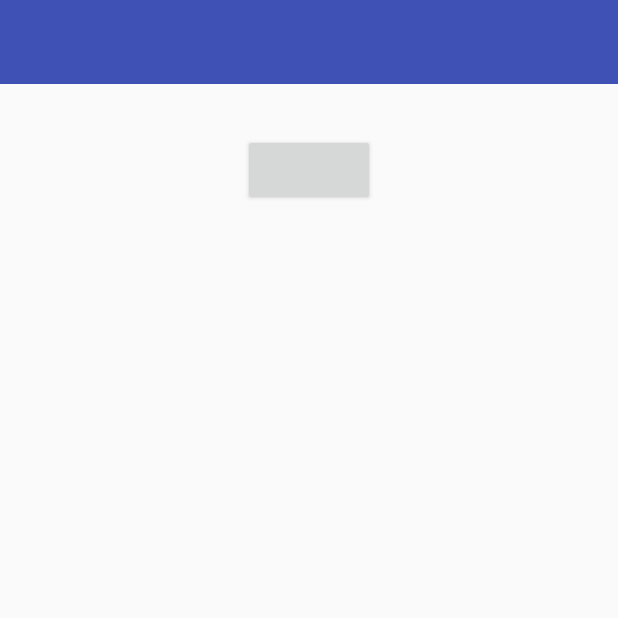
After one commit to macsimbodnar/harduino-material, an Android app: the DeviceActivity screen opened directly, with no data from a screen before it, on a phone screen of 412 x 824 dp, the top half of it. The commit adds this screen. Run offline under Robolectric (Android 15) with nearby library versions, the phone set to English and light mode, and no system bars; network calls fail; 7 statements that could not run were skipped.

Commit message:
Creata la toolbar come modulo apparte

```diff
--- /dev/null
+++ b/app/src/main/java/com/mazerfaker/harduino/DeviceActivity.java
@@ -0,0 +1,155 @@
+package com.mazerfaker.harduino;
+
+import android.bluetooth.BluetoothAdapter;
+import android.bluetooth.BluetoothDevice;
+import android.bluetooth.BluetoothSocket;
+import android.content.Intent;
+import android.os.Bundle;
+import android.os.Handler;
+import android.os.Message;
+import android.support.v4.app.FragmentManager;
+import android.support.v4.app.FragmentPagerAdapter;
+import android.support.v4.view.ViewPager;
+import android.support.v7.app.ActionBar;
+import android.support.v7.app.ActionBarActivity;
+import android.support.v7.app.AppCompatActivity;
+import android.support.v7.widget.Toolbar;
+import android.util.Log;
+import android.view.View;
+import android.widget.Button;
+import android.widget.Toast;
+
+import com.mazerfaker.harduino.Constants;
+import com.mazerfaker.harduino.MainActivity;
+import com.mazerfaker.harduino.R;
+import com.mazerfaker.harduino.bluetooth.ConnectedThread;
+import com.mazerfaker.harduino.fragments.BaseFragment;
+import com.mazerfaker.harduino.fragments.DeviceFragment;
+import com.mazerfaker.harduino.fragments.DeviceListContentFragment;
+import com.mazerfaker.harduino.fragments.PairedDeviceListContentFragment;
+
+import java.io.IOException;
+import java.util.ArrayList;
+import java.util.List;
+import java.util.UUID;
+
+
+public class DeviceActivity extends AppCompatActivity {
+    private static final String TAG = "DeviceActivity";
+
+    private ConnectedThread mConnectedThread;
+    private BluetoothAdapter btAdapter = null;
+    private BluetoothSocket btSocket = null;
+    private boolean flag = false;
+
+
+    // SPP UUID service - this should work for most devices //
+    private static final UUID BTMODULEUUID = UUID.fromString(Constants.DEFAULT_UUID);
+
+
+    private final Handler bluetoothIn = new Handler() {
+        public void handleMessage(Message msg) {
+            if (msg.what == Constants.MESSAGE_HANDLER_STATE) {
+                String readMessage = (String) msg.obj;
+
+                /*****************************
+                 *
+                 *  DO WITH readMessage WHAT YOU WANT
+                 *  for example
+                 *  for example Toast message
+                 *
+                 *****************************/
+                Toast.makeText(getBaseContext(), readMessage, Toast.LENGTH_SHORT).show();
+            }
+        }
+    };
+
+    @Override
+    public void onCreate(Bundle savedInstanceState) {
+        super.onCreate(savedInstanceState);
+
+        setContentView(R.layout.activity_device);
+        Button btnSend = (Button) findViewById(R.id.submit_button);
+        btAdapter = BluetoothAdapter.getDefaultAdapter();
+
+        // Set up onClick listeners //
+        btnSend.setOnClickListener(new View.OnClickListener() {
+            public void onClick(View v) {
+                if(flag) {
+                    mConnectedThread.write("~on");
+                    flag = false;
+                } else {
+                    mConnectedThread.write("~off");
+                    flag = true;
+                }
+            }
+        });
+
+    }
+
+    @Override
+    public void onResume() {
+        super.onResume();
+
+        // Get MAC address from DeviceListActivity via intent //
+        Intent intent = getIntent();
+
+        // Get the MAC address from the DeviceListActivty via EXTRA that we have set on DeviceListActivity //
+        String address = intent.getStringExtra(Constants.EXTRA_DEVICE_ADDRESS);
+
+        // create device and set the MAC address //
+        BluetoothDevice device = btAdapter.getRemoteDevice(address);
+
+        try {
+            btSocket = createBluetoothSocket(device);
+        } catch (IOException e) {
+            Toast.makeText(getBaseContext(), "Socket creation failed", Toast.LENGTH_LONG).show();
+            Log.e(TAG, e.getMessage());
+        }
+
+        // Establish the Bluetooth socket connection //
+        try
+        {
+            btSocket.connect();
+        } catch (IOException e) {
+            Log.e(TAG, e.getMessage());
+            Log.e(TAG, "Try to close connection...");
+            try
+            {
+                btSocket.close();
+            } catch (IOException e2) {
+                Log.e(TAG, "Failed to connect");
+                Log.e(TAG, e.getMessage());
+            }
+        }
+
+        mConnectedThread = new ConnectedThread(btSocket, bluetoothIn);
+        mConnectedThread.start();
+
+        /*********************************************************************************************
+         *
+         * send a character when resuming.beginning transmission to check device is connected
+         * if it is not an exception will be thrown in the write method and finish() will be called
+         *
+         *********************************************************************************************/
+
+        mConnectedThread.write("x");
+    }
+
+    @Override
+    public void onPause()
+    {
+        super.onPause();
+        try
+        {
+            // Don't leave Bluetooth sockets open when leaving activity //
+            btSocket.close();
+        } catch (IOException e2) {
+            Log.e(TAG, e2.getMessage());
+        }
+    }
+
+    private BluetoothSocket createBluetoothSocket(BluetoothDevice device) throws IOException {
+        return  device.createRfcommSocketToServiceRecord(BTMODULEUUID);
+    }
+}
--- a/app/src/main/java/com/mazerfaker/harduino/MainActivity.java
+++ b/app/src/main/java/com/mazerfaker/harduino/MainActivity.java
@@ -11,9 +11,6 @@ import android.support.v7.app.AppCompatActivity;
 import android.os.Bundle;
 import android.support.v7.widget.Toolbar;
 import android.util.Log;
-import android.view.View;
-import android.widget.AdapterView;
-import android.widget.TextView;
 import android.widget.Toast;
 
 import com.mazerfaker.harduino.fragments.BaseFragment;
--- a/app/src/main/java/com/mazerfaker/harduino/bluetooth/BluetoothHandler.java
+++ b/app/src/main/java/com/mazerfaker/harduino/bluetooth/BluetoothHandler.java
@@ -3,4 +3,6 @@ package com.mazerfaker.harduino.bluetooth;
 public class BluetoothHandler {
     private static final String TAG = "BluetoothHandler";
 
+
+
 }
--- /dev/null
+++ b/app/src/main/res/layout/activity_device.xml
@@ -0,0 +1,19 @@
+<?xml version="1.0" encoding="utf-8"?>
+<RelativeLayout
+    xmlns:android="http://schemas.android.com/apk/res/android"
+    android:orientation="vertical" android:layout_width="match_parent"
+    android:layout_height="match_parent">
+
+    <include
+        android:id="@+id/toolbar"
+        layout="@layout/toolbar"/>
+
+    <android.support.v7.widget.AppCompatButton
+        android:id="@+id/submit_button"
+        android:layout_width="wrap_content"
+        android:layout_height="wrap_content"
+        android:layout_marginTop="33dp"
+        android:layout_below="@+id/toolbar"
+        android:layout_centerHorizontal="true" />
+
+</RelativeLayout>
--- /dev/null
+++ b/app/src/main/res/layout/toolbar.xml
@@ -0,0 +1,12 @@
+<?xml version="1.0" encoding="utf-8"?>
+<android.support.v7.widget.Toolbar
+    xmlns:android="http://schemas.android.com/apk/res/android"
+    xmlns:app="http://schemas.android.com/apk/res-auto"
+    android:id="@+id/toolbar"
+    android:layout_width="match_parent"
+    android:layout_height="?attr/actionBarSize"
+    android:background="?attr/colorPrimary"
+    app:layout_scrollFlags="scroll|enterAlways"
+    app:popupTheme="@style/ThemeOverlay.AppCompat.Light" >
+
+</android.support.v7.widget.Toolbar>
```
Also changed, not shown: app/src/main/AndroidManifest.xml (+7 -0 lines), app/src/main/java/com/mazerfaker/harduino/fragments/DeviceFragment.java (added, +16 -0 lines), app/src/main/java/com/mazerfaker/harduino/fragments/PairedDeviceListContentFragment.java (+11 -15 lines), app/src/main/res/layout/activity_main.xml (+2 -6 lines).
